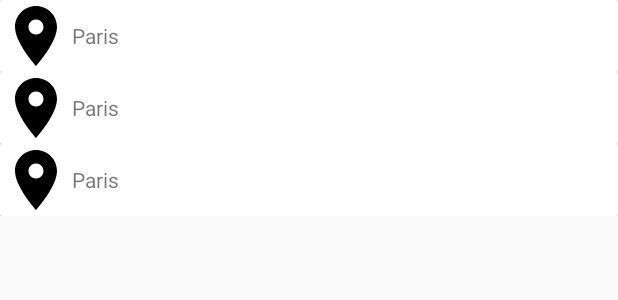
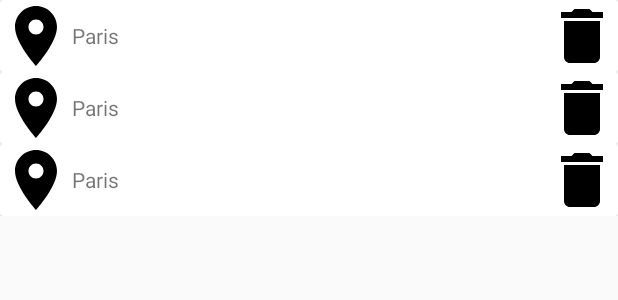
Before and after one commit to boukhemis11/Weather, an Android app: the layout fragment_city.xml on its own in the app's theme, with its tools: preview values and no code run, on a phone screen of 412 x 824 dp. Shown: the top 300 px of the screen. Run offline under Robolectric (Android 15) with nearby library versions, the phone set to English and light mode, and no system bars.

Commit message:
supprission ville

```diff
--- a/app/src/main/java/com/app/boukh/weather/Database.kt
+++ b/app/src/main/java/com/app/boukh/weather/Database.kt
@@ -62,4 +62,9 @@ class Database (context: Context): SQLiteOpenHelper(context, DATABASE_NAME, null
         return cities
     }
 
+    fun deleteCity(city: City): Boolean {
+        val deleteCount = writableDatabase.delete(CITY_TABLE_NAME, "$CITY_KEY_ID = ?", arrayOf("${city.id}"))
+        return deleteCount ==1
+    }
+
 }
--- /dev/null
+++ b/app/src/main/res/drawable/ic_delete_black_24dp.xml
@@ -0,0 +1,9 @@
+<vector xmlns:android="http://schemas.android.com/apk/res/android"
+        android:width="24dp"
+        android:height="24dp"
+        android:viewportWidth="24.0"
+        android:viewportHeight="24.0">
+    <path
+        android:fillColor="#FF000000"
+        android:pathData="M6,19c0,1.1 0.9,2 2,2h8c1.1,0 2,-0.9 2,-2V7H6v12zM19,4h-3.5l-1,-1h-5l-1,1H5v2h14V4z"/>
+</vector>
--- a/app/src/main/res/layout/item_city.xml
+++ b/app/src/main/res/layout/item_city.xml
@@ -19,6 +19,18 @@
                     android:layout_height="48dp"
                     android:src="@drawable/ic_place_black_24dp"
             />
+
+            <ImageView
+                    android:id="@+id/delete"
+                    android:layout_width="48dp"
+                    android:layout_height="48dp"
+                    android:layout_centerVertical="true"
+                    android:layout_alignParentRight="true"
+                    android:layout_alignParentEnd="true"
+                    android:src="@drawable/ic_delete_black_24dp"
+
+            />
+
             <TextView
                     android:id="@+id/name"
                     android:layout_width="wrap_content"
--- a/app/src/main/res/values/strings.xml
+++ b/app/src/main/res/values/strings.xml
@@ -8,4 +8,8 @@
     <string name="createcity_negative">Cancel</string>
     <string name="createcity_cityhint">New York, London...</string>
     <string name="menu_create_city">Create city</string>
+
+    <string name="deletecity_title">Do you realy want to delete %1$s ?</string>
+    <string name="deletecity_positive">Delete city</string>
+    <string name="deletecity_negative">Cancel</string>
 </resources>
```
Also changed, not shown: app/src/main/java/com/app/boukh/weather/city/CityAdapter.kt (+15 -9 lines), app/src/main/java/com/app/boukh/weather/city/CityFragment.kt (+26 -3 lines), app/src/main/java/com/app/boukh/weather/city/DeleteCityDialogFragment.kt (added, +53 -0 lines).
